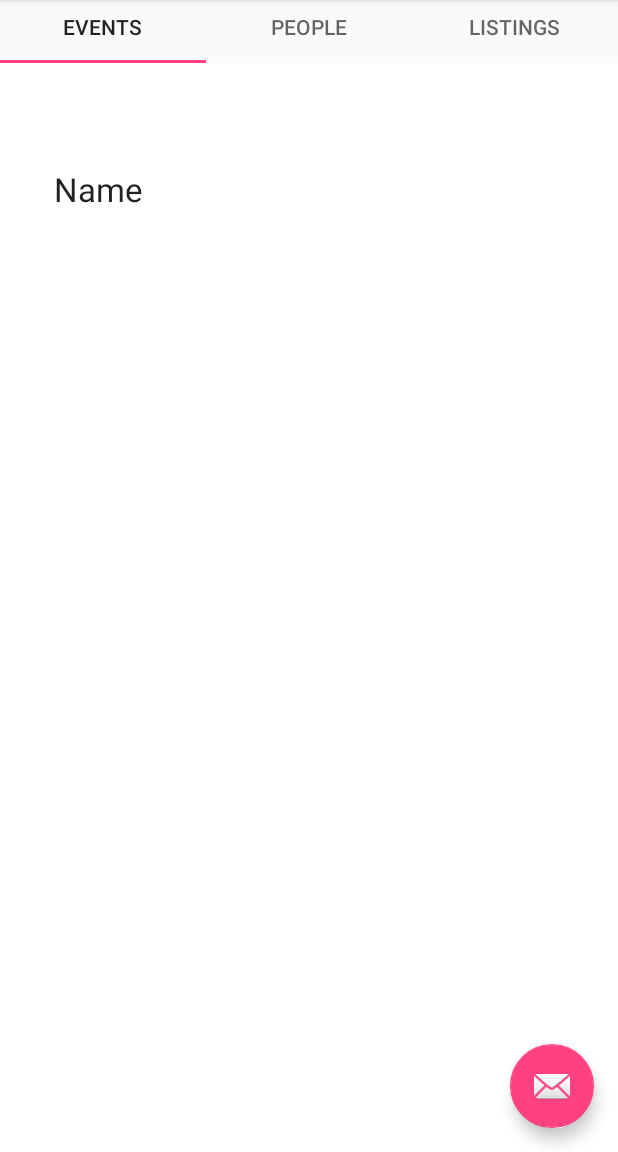
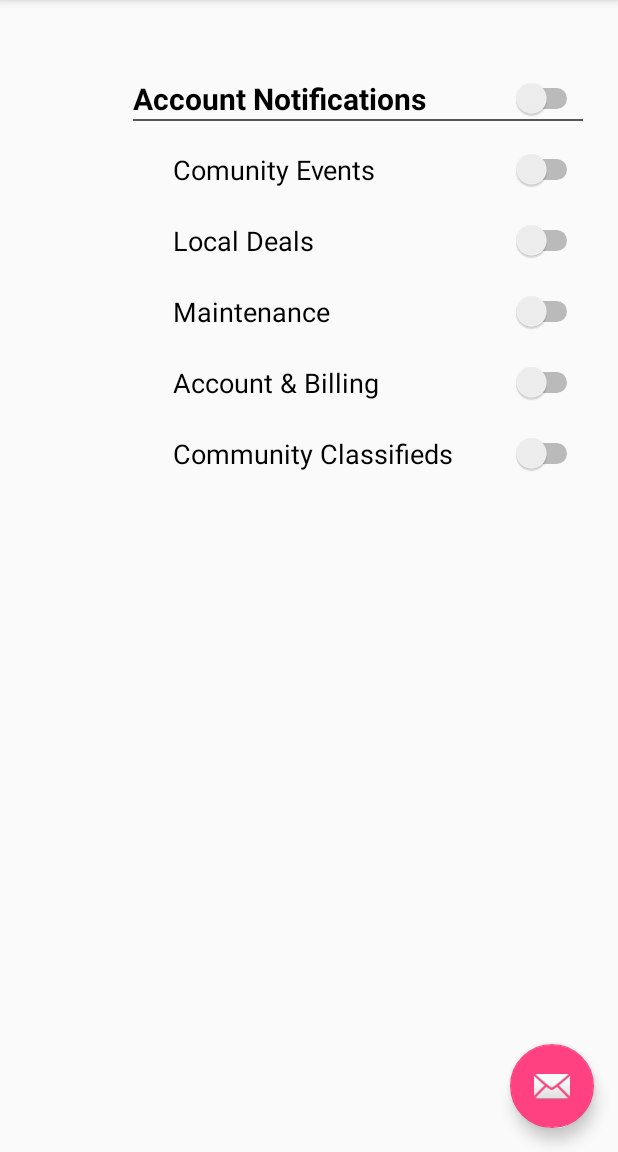
Before and after one commit to Brian-Kaplan/CleverRent, an Android app: the screen it shows after launch (MainActivity), in the side drawer, after a tap on "Notifications", on a phone screen of 412 x 824 dp, the part 84-1236 px from its top. Run offline under Robolectric (Android 15) with nearby library versions, the phone set to English and light mode, and no system bars.

Commit message:
interesting menu click bug...

```diff
--- a/app/src/main/java/com/example/brian/cleverrent/MainActivity.java
+++ b/app/src/main/java/com/example/brian/cleverrent/MainActivity.java
@@ -15,6 +15,7 @@ import android.view.Menu;
 import android.view.MenuItem;
 import android.support.design.widget.TabLayout;
 import android.support.v4.view.ViewPager;
+import android.widget.RelativeLayout;
 
 public class MainActivity extends AppCompatActivity
         implements NavigationView.OnNavigationItemSelectedListener {
@@ -34,6 +35,10 @@ public class MainActivity extends AppCompatActivity
                         .setAction("Action", null).show();
             }
         });
+
+        RelativeLayout contentView = (RelativeLayout)findViewById(R.id.content_view);
+        View child = getLayoutInflater().inflate(R.layout.content_main, null);
+        contentView.addView(child);
 
         DrawerLayout drawer = (DrawerLayout) findViewById(R.id.drawer_layout);
         ActionBarDrawerToggle toggle = new ActionBarDrawerToggle(
@@ -123,6 +128,11 @@ public class MainActivity extends AppCompatActivity
 
         } else if (id == R.id.nav_notification) {
 
+            RelativeLayout contentView = (RelativeLayout)findViewById(R.id.content_view);
+            View child = getLayoutInflater().inflate(R.layout.notification_page, null);
+            contentView.removeAllViews();
+            contentView.addView(child);
+
         } else if (id == R.id.nav_contact) {
 
         }
--- /dev/null
+++ b/app/src/main/res/layout-v14/notification_page.xml
@@ -0,0 +1,91 @@
+<?xml version="1.0" encoding="utf-8"?>
+<RelativeLayout xmlns:android="http://schemas.android.com/apk/res/android"
+    android:orientation="vertical" android:layout_width="match_parent"
+    android:layout_height="match_parent">
+
+    <Switch
+        android:layout_width="300dp"
+        android:layout_height="wrap_content"
+        android:text="Account Notifications"
+        android:id="@+id/switch1"
+        android:layout_marginTop="108dp"
+        android:checked="false"
+        android:textStyle="bold"
+        android:textSize="20dp"
+        android:layout_alignParentTop="true"
+        android:layout_alignParentRight="true"
+        android:layout_alignParentEnd="true"
+        android:layout_marginRight="23dp"
+        android:layout_marginEnd="23dp" />
+
+    <Switch
+        android:layout_width="273dp"
+        android:layout_height="wrap_content"
+        android:text="Account &amp; Billing"
+        android:id="@+id/switch2"
+        android:checked="false"
+        android:textSize="18dp"
+        android:layout_below="@+id/switch3"
+        android:layout_alignRight="@+id/switch1"
+        android:layout_marginTop="20dp"
+        android:layout_marginLeft="20dp" />
+
+    <Switch
+        android:layout_width="273dp"
+        android:layout_height="wrap_content"
+        android:text="Maintenance"
+        android:id="@+id/switch3"
+        android:checked="false"
+        android:textSize="18dp"
+        android:layout_below="@+id/switch6"
+        android:layout_alignRight="@+id/switch1"
+        android:layout_marginTop="20dp"
+        android:layout_marginLeft="20dp" />
+
+    <Switch
+        android:layout_width="273dp"
+        android:layout_height="wrap_content"
+        android:text="Comunity Events"
+        android:id="@+id/switch4"
+        android:checked="false"
+        android:textSize="18dp"
+        android:layout_below="@+id/switch1"
+        android:layout_alignRight="@+id/switch1"
+        android:layout_alignEnd="@+id/switch1"
+        android:layout_marginTop="20dp"
+        android:layout_marginLeft="20dp" />
+
+    <Switch
+        android:layout_width="273dp"
+        android:layout_height="wrap_content"
+        android:text="Community Classifieds"
+        android:id="@+id/switch5"
+        android:checked="false"
+        android:textSize="18dp"
+        android:layout_below="@+id/switch2"
+        android:layout_alignRight="@+id/switch1"
+        android:layout_marginTop="20dp"
+        android:layout_marginLeft="20dp" />
+
+    <Switch
+        android:layout_width="273dp"
+        android:layout_height="wrap_content"
+        android:text="Local Deals"
+        android:id="@+id/switch6"
+        android:checked="false"
+        android:textSize="18dp"
+        android:layout_below="@+id/switch4"
+        android:layout_alignRight="@+id/switch1"
+        android:layout_marginTop="20dp"
+        android:layout_marginLeft="20dp" />
+
+    <RelativeLayout
+        android:layout_width="150dp"
+        android:layout_height="1dp"
+        android:layout_below="@+id/switch1"
+        android:layout_alignLeft="@+id/switch1"
+        android:layout_alignStart="@+id/switch1"
+        android:background="#575757"
+        android:layout_alignRight="@+id/switch1"
+        android:layout_alignEnd="@+id/switch1"></RelativeLayout>
+</RelativeLayout>
--- a/app/src/main/res/layout/app_bar_main.xml
+++ b/app/src/main/res/layout/app_bar_main.xml
@@ -15,7 +15,10 @@
 
     </android.support.design.widget.AppBarLayout>
 
-    <include layout="@layout/content_main" />
+    <RelativeLayout
+        android:id="@+id/content_view"
+        android:layout_width="fill_parent"
+        android:layout_height="wrap_content"/>
 
     <android.support.design.widget.FloatingActionButton android:id="@+id/fab"
         android:layout_width="wrap_content" android:layout_height="wrap_content"
--- /dev/null
+++ b/app/src/main/res/layout/notification_page.xml
@@ -0,0 +1,17 @@
+<?xml version="1.0" encoding="utf-8"?>
+<RelativeLayout xmlns:android="http://schemas.android.com/apk/res/android"
+    android:orientation="vertical" android:layout_width="match_parent"
+    android:layout_height="match_parent">
+
+    <Switch
+        android:layout_width="wrap_content"
+        android:layout_height="wrap_content"
+        android:text="New Switch"
+        android:id="@+id/switch1"
+        android:layout_marginTop="86dp"
+        android:layout_alignParentTop="true"
+        android:layout_alignParentLeft="true"
+        android:layout_alignParentStart="true"
+        android:layout_marginLeft="49dp"
+        android:layout_marginStart="49dp" />
+</RelativeLayout>
```
